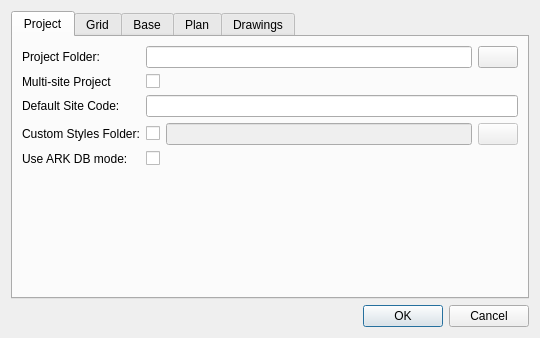
The window that src/settings_dialog_base.ui (lparchaeology/ArkPlan) describes before a commit, drawn with Qt 5.
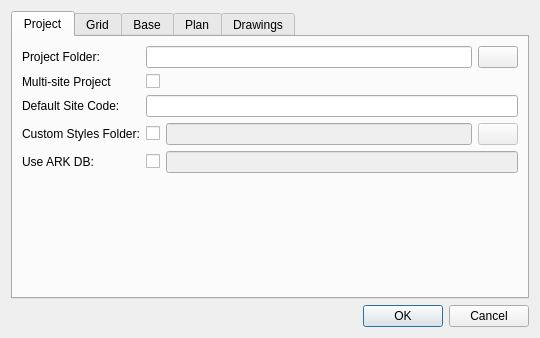
The same window after the commit. Icons and pictures are not drawn.

Commit message: Add ARK URL to Settings Dialog

What changed in the file:
```diff
--- a/src/settings_dialog_base.ui
+++ b/src/settings_dialog_base.ui
@@ -24,20 +24,10 @@
        <string>Project</string>
       </attribute>
       <layout class="QGridLayout" name="gridLayout_5">
-       <item row="4" column="2">
-        <widget class="QCheckBox" name="useArkCheck">
-         <property name="text">
-          <string/>
-         </property>
-        </widget>
-       </item>
        <item row="4" column="0">
         <widget class="QLabel" name="useArkLabel">
          <property name="text">
-          <string>Use ARK DB mode:</string>
-         </property>
-         <property name="buddy">
-          <cstring>useArkCheck</cstring>
+          <string>Use ARK DB:</string>
          </property>
         </widget>
        </item>
@@ -148,6 +138,24 @@
        <item row="2" column="2">
         <widget class="QLineEdit" name="siteCodeEdit"/>
        </item>
+       <item row="4" column="2">
+        <layout class="QHBoxLayout" name="horizontalLayout">
+         <item>
+          <widget class="QCheckBox" name="useArkCheck">
+           <property name="text">
+            <string/>
+           </property>
+          </widget>
+         </item>
+         <item>
+          <widget class="QLineEdit" name="arkUrlEdit">
+           <property name="enabled">
+            <bool>false</bool>
+           </property>
+          </widget>
+         </item>
+        </layout>
+       </item>
       </layout>
      </widget>
      <widget class="QWidget" name="gridTab">
```
Left out of the diff: 17 changed lines with no effect on the pictures. The commit also changes 3 other files.
